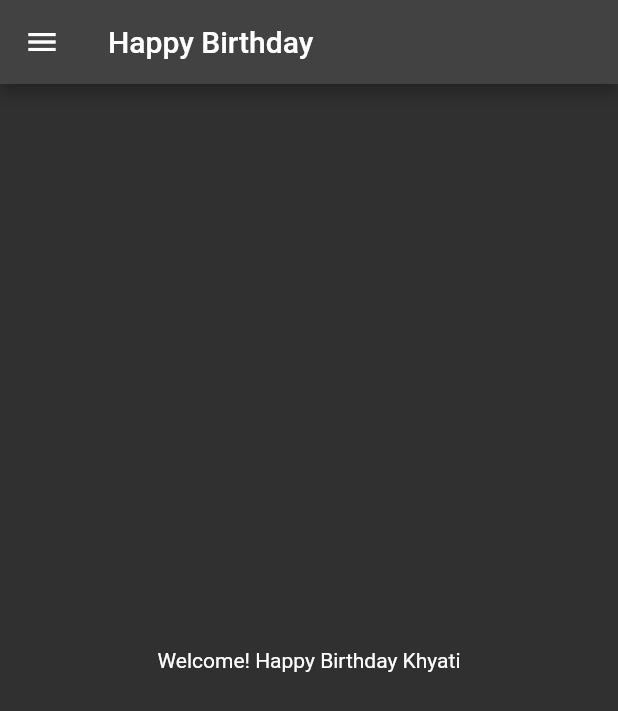
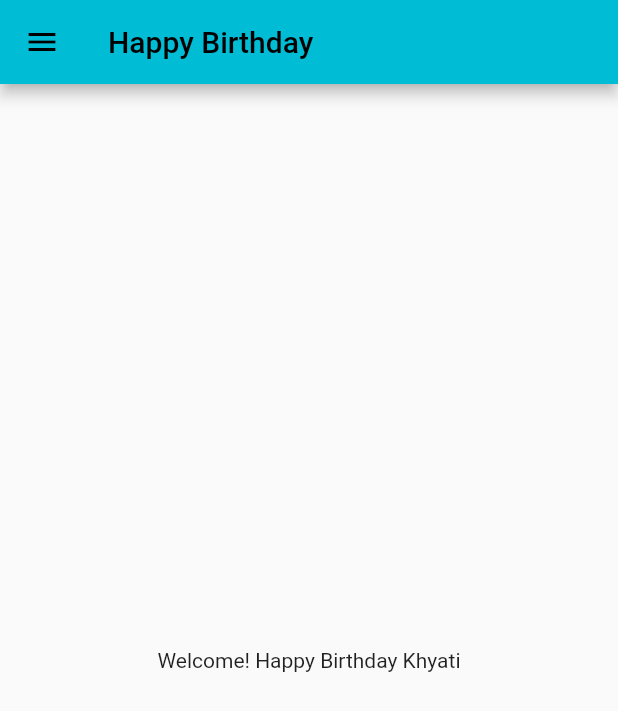
Before and after one commit to khyatigupta369/FlutterBootcamp, a Flutter app: the screen it shows after launch, on a phone screen of 412 x 824 dp. Shown: the top 711 px of the screen. Run offline on Flutter 3.47's test engine with Material 2 defaults, Android fonts, the phone set to English and light mode, and no system bars.

Commit message:
day 3 completed

```diff
--- a/happy_birthday_mahi/lib/main.dart
+++ b/happy_birthday_mahi/lib/main.dart
@@ -1,21 +1,27 @@
 import 'package:flutter/material.dart';
 import 'pages/home_page.dart';
+import 'pages/login_page.dart';
 
 void main() {
   runApp(MyApp());
 }
 
+// class naming format is CapitalWords()
 class MyApp extends StatelessWidget {
   @override
+  // while funcitons naming format is capitalWords()
   Widget build(BuildContext context) {
     return MaterialApp(
-      themeMode: ThemeMode.dark,
-      theme: ThemeData(primarySwatch: Colors.brown),
+      themeMode: ThemeMode.system,
+      theme: ThemeData(primarySwatch: Colors.cyan),
       darkTheme: ThemeData(
         brightness: Brightness.dark,
       ),
+      initialRoute: "/home",
       routes: {
-        '/': (context) => homePage(),
+        '/': (context) => LoginPage(),
+        '/home': (context) => HomePage(),
+        '/login': (context) => LoginPage(),
       },
     );
   }
--- a/happy_birthday_mahi/lib/pages/home_page.dart
+++ b/happy_birthday_mahi/lib/pages/home_page.dart
@@ -1,8 +1,6 @@
 import 'package:flutter/material.dart';
 
-class homePage extends StatelessWidget {
-  const homePage({super.key});
-
+class HomePage extends StatelessWidget {
   @override
   Widget build(BuildContext context) {
     final String name = "Khyati";
```
Also changed, not shown: happy_birthday_mahi/lib/pages/login_page.dart (+15 -0 lines).
